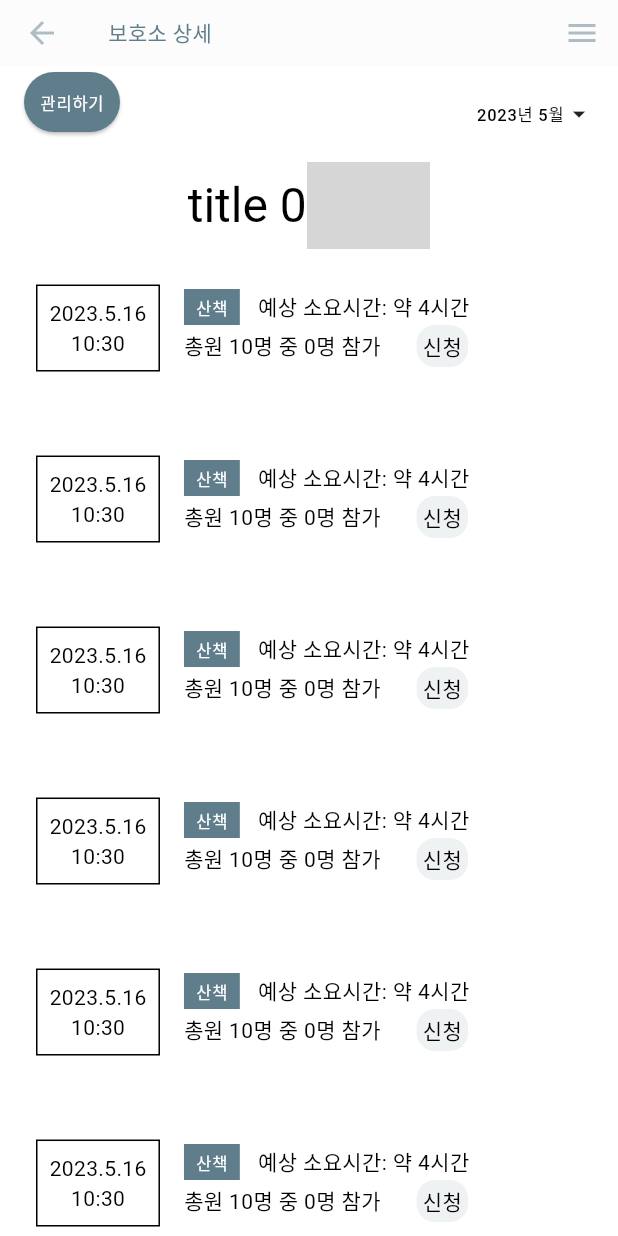
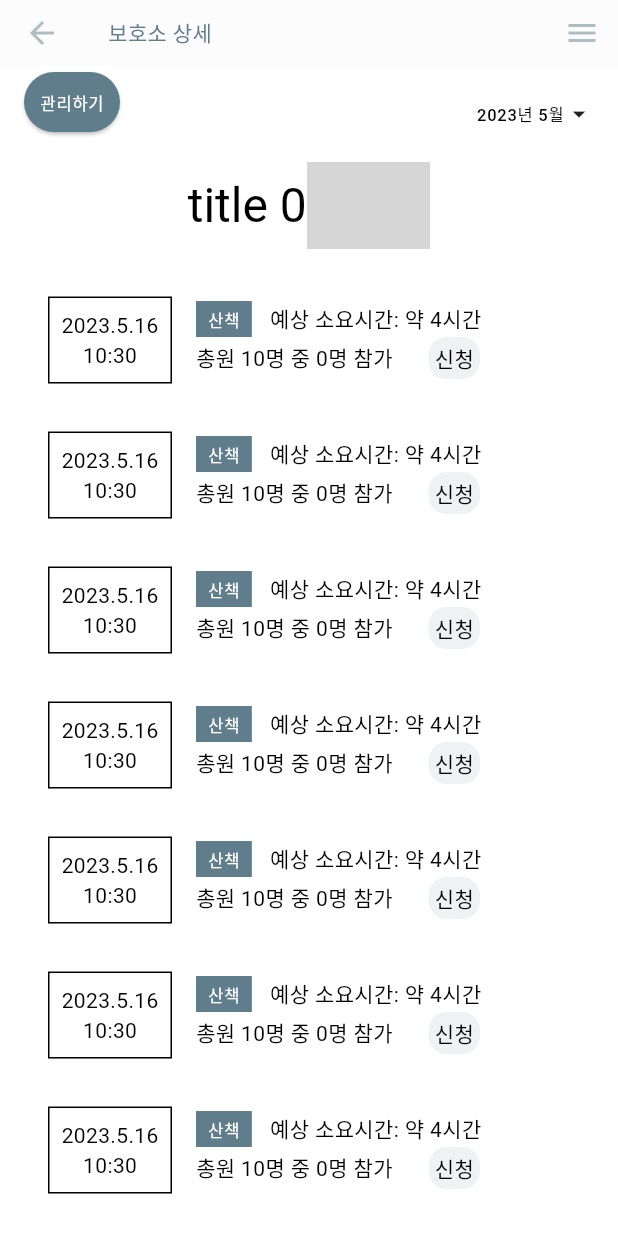
Before and after one commit to mysend12/kkaebom, a Flutter app: the screen it shows after launch, after a tap on an icon or button, on a phone screen of 412 x 824 dp. Run offline on Flutter 3.47's test engine with Material 2 defaults, Android fonts, the phone set to English and light mode, and no system bars; drawn by our look-alikes of dynamic_color; our stand-ins replace cached_network_image, carousel_slider, drift, firebase_analytics, firebase_core, firebase_remote_config and 3 more; missing offline and left inert: event_hub; accounts and stored records are empty; generated files the repository leaves out were written again; network calls fail; statements that could not run were skipped; grey boxes are pictures that could not be loaded.

Commit message:
fix: GridView를 사용할 경우 화면 깨짐 현상이 발생하여, 제거

```diff
--- a/lib/ui/view/shelter/shelter_detail/widget/volunteer_activity_card.dart
+++ b/lib/ui/view/shelter/shelter_detail/widget/volunteer_activity_card.dart
@@ -37,21 +37,12 @@ class _VolunteerActivityCardState extends State<VolunteerActivityCard> {
 
     return LayoutBuilder(
       builder: (context, constraints) {
-        bool isMultiWidgetInRow = false;
-        if (MediaQuery.of(context).size.width ~/ 317.5 + 32 >= 2) {
-          isMultiWidgetInRow = true;
-        }
-
         return Padding(
           padding: EdgeInsets.only(
-            top: isMultiWidgetInRow ? 8 : 16,
-            bottom: isSelected
-                ? 0
-                : isMultiWidgetInRow
-                    ? 0
-                    : 16,
-            left: isMultiWidgetInRow ? 8 : 16,
-            right: isMultiWidgetInRow ? 8 : 16,
+            top: 16,
+            bottom: isSelected ? 0 : 16,
+            left: 16,
+            right: 16,
           ),
           child: Column(
             children: [
@@ -146,7 +137,7 @@ class _VolunteerActivityCardState extends State<VolunteerActivityCard> {
                                   rightButton: isApply ? '네' : '아니오',
                                 ) as bool?;
 
-                                setState(() => isApply = result??isApply);
+                                setState(() => isApply = result ?? isApply);
                               },
                               child: Container(
                                 padding: const EdgeInsets.all(4),
--- a/lib/ui/view/shelter/shelter_detail/widget/volunteer_activity_list.dart
+++ b/lib/ui/view/shelter/shelter_detail/widget/volunteer_activity_list.dart
@@ -48,13 +48,7 @@ class _VolunteerActivityListState
     return SizedBox(
       key: key,
       height: height,
-      child: LayoutBuilder(
-        builder: (context, constraints) {
-          if (MediaQuery.of(context).size.width ~/ 317.5  + 32 >= 2) {
-            int crossAxisCount = constraints.maxWidth ~/ 317.5;
-
-            return GridView.builder(
-              padding: EdgeInsets.zero,
+      child: ListView.builder(
         itemBuilder: (context, index) => VolunteerActivityCard(
           volunteerActivity: VolunteerActivity(
               id: index,
@@ -72,32 +66,6 @@ class _VolunteerActivityListState
               regDate: DateTime.now()),
         ),
         itemCount: 10,
-              gridDelegate: SliverGridDelegateWithFixedCrossAxisCount(
-                crossAxisCount: crossAxisCount,
-                childAspectRatio: 1 / .3,
-              ),
-            );
-          }
-          return ListView.builder(
-            itemBuilder: (context, index) => VolunteerActivityCard(
-              volunteerActivity: VolunteerActivity(
-                  id: index,
-                  shelter_id: widget.shelter.id!,
-                  tag: '산책',
-                  title: '봉사 $index',
-                  content:
-                      '내용내용내용내용내용내용내용내용내용내용내용내용내용내용내용내용내용내용내용내용내용내용내용내용내용내용내용내용내용내용내용내용내용내용내용내용내용내용내용내용내용내용내용내용내용내용내용내용내용내용내용내용내용내용내용내용내용내용내용내용내용내용내용내용내용내용내용내용내용내용내용내용',
-                  images: _images.sublist(
-                    0,
-                    Random().nextInt(_images.length - 2) + 1,
-                  ),
-                  estimatedTime: '약 4시간',
-                  startDate: DateTime.now(),
-                  regDate: DateTime.now()),
-            ),
-            itemCount: 10,
-          );
-        },
       ),
     );
   }
```
Lines whose indentation alone changed are shown as unchanged.
